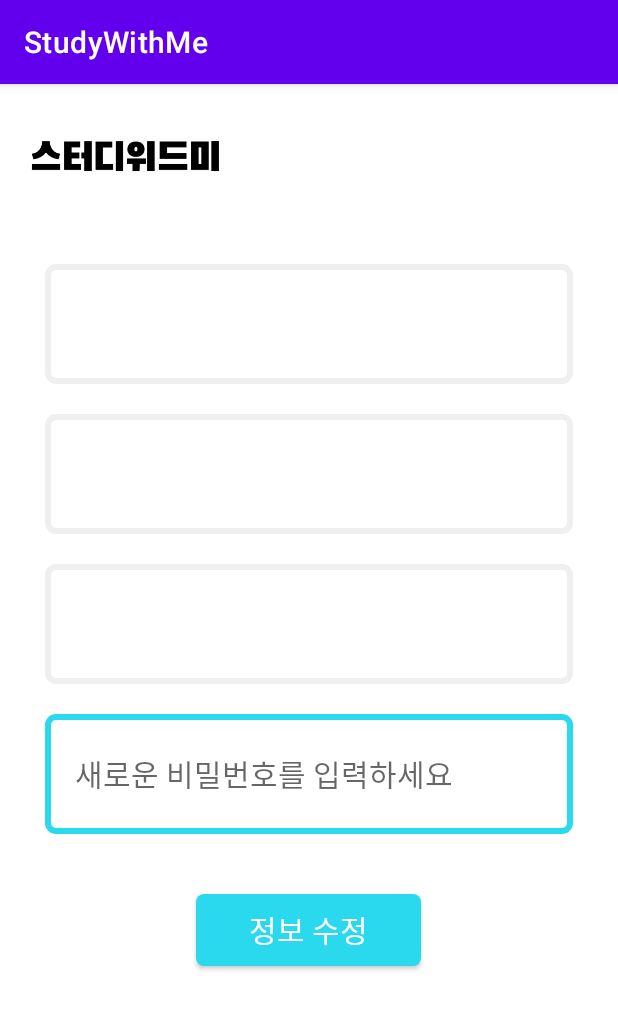
After one commit to Seong-A/StudyWithMe, an Android app: the ModifyUserInfoActivity screen opened directly, with no data from a screen before it, on a phone screen of 412 x 824 dp. The commit adds this screen. Shown: the top 1010 px of the screen. Run offline under Robolectric (Android 15) with nearby library versions, the phone set to English and light mode, and no system bars; our stand-ins replace Firebase (no records; nobody signed in at launch, a user with empty details on screens opened directly).

Commit message:
Mypage, Modify User Info, Reservation List

```diff
--- a/app/src/main/java/com/example/studywithme/LoginSuccessActivity.java
+++ b/app/src/main/java/com/example/studywithme/LoginSuccessActivity.java
@@ -4,6 +4,7 @@ import androidx.annotation.NonNull;
 import androidx.appcompat.app.ActionBar;
 import androidx.appcompat.app.AppCompatActivity;
 
+import android.app.Activity;
 import android.content.Intent;
 import android.os.Bundle;
 import android.text.Spannable;
@@ -84,6 +85,8 @@ public class LoginSuccessActivity extends AppCompatActivity {
                                 startActivity(infoIntent);
                                 break;
                             case R.id.mypage:
+                                Intent mypageIntent = new Intent(LoginSuccessActivity.this, MypageActivity.class);
+                                startActivity(mypageIntent);
                                 break;
                         }
                         return true;
--- /dev/null
+++ b/app/src/main/java/com/example/studywithme/ModifyUserInfoActivity.java
@@ -0,0 +1,148 @@
+package com.example.studywithme;
+
+import android.content.Intent;
+import android.os.Bundle;
+import android.view.View;
+import android.widget.Button;
+import android.widget.EditText;
+import android.widget.TextView;
+import android.widget.Toast;
+
+import androidx.annotation.NonNull;
+import androidx.appcompat.app.AppCompatActivity;
+
+import com.google.android.gms.tasks.OnCompleteListener;
+import com.google.android.gms.tasks.Task;
+import com.google.firebase.auth.FirebaseAuth;
+import com.google.firebase.auth.FirebaseUser;
+import com.google.firebase.database.DataSnapshot;
+import com.google.firebase.database.DatabaseError;
+import com.google.firebase.database.DatabaseReference;
+import com.google.firebase.database.FirebaseDatabase;
+import com.google.firebase.database.ValueEventListener;
+
+public class ModifyUserInfoActivity extends AppCompatActivity {
+
+    private FirebaseAuth firebaseAuth;
+    private DatabaseReference databaseReference;
+
+    private EditText editTextName;
+    private TextView userEmailTextView;
+    private EditText editTextPhone;
+    private EditText editTextNewPassword;
+    private Button btnSaveChanges;
+
+    @Override
+    protected void onCreate(Bundle savedInstanceState) {
+        super.onCreate(savedInstanceState);
+        setContentView(R.layout.activity_modify_user);
+
+        firebaseAuth = FirebaseAuth.getInstance();
+        databaseReference = FirebaseDatabase.getInstance().getReference();
+
+        editTextName = findViewById(R.id.user_name);
+        userEmailTextView = findViewById(R.id.user_email);
+        editTextPhone = findViewById(R.id.user_phone);
+        editTextNewPassword = findViewById(R.id.new_password);
+        btnSaveChanges = findViewById(R.id.btnSaveChanges);
+
+        // 로고
+        findViewById(R.id.logo).setOnClickListener(new View.OnClickListener() {
+            @Override
+            public void onClick(View v) {
+                Intent intent = new Intent(ModifyUserInfoActivity.this, LoginSuccessActivity.class);
+                startActivity(intent);
+            }
+        });
+
+        // 수정 내용 저장 버튼
+        btnSaveChanges.setOnClickListener(new View.OnClickListener() {
+            @Override
+            public void onClick(View v) {
+                saveChanges();
+            }
+        });
+
+        checkAndUpdateUserInfo();
+    }
+
+    // 사용자 정보 불러오기
+    private void checkAndUpdateUserInfo() {
+        FirebaseUser user = firebaseAuth.getCurrentUser();
+        if (user != null) {
+            String uid = user.getUid();
+
+            databaseReference.child("users").child(uid).addListenerForSingleValueEvent(new ValueEventListener() {
+                @Override
+                public void onDataChange(@NonNull DataSnapshot dataSnapshot) {
+                    if (dataSnapshot.exists()) {
+                        try {
+                            String name = dataSnapshot.child("name").getValue(String.class);
+                            String email = dataSnapshot.child("email").getValue(String.class);
+                            String phone = dataSnapshot.child("phone").getValue(String.class);
+
+                            if (name != null) {
+                                editTextName.setText(name);
+                            }
+
+                            if (email != null) {
+                                userEmailTextView.setText(email);
+                            }
+
+                            if (phone != null) {
+                                editTextPhone.setText(phone);
+                            }
+                        } catch (Exception e) {
+                            e.printStackTrace();
+                            Toast.makeText(ModifyUserInfoActivity.this, "데이터를 읽는 중 오류가 발생했습니다.", Toast.LENGTH_SHORT).show();
+                        }
+                    }
+                }
+
+                @Override
+                public void onCancelled(@NonNull DatabaseError databaseError) {
+                    Toast.makeText(ModifyUserInfoActivity.this, "사용자 데이터를 가져오는 데 실패했습니다.", Toast.LENGTH_SHORT).show();
+                }
+            });
+        }
+    }
+
+    // 사용자 정보 수정내용 저장
+    private void saveChanges() {
+        FirebaseUser user = firebaseAuth.getCurrentUser();
+        if (user != null) {
+            String uid = user.getUid();
+            String newName = editTextName.getText().toString().trim();
+            String newPassword = editTextNewPassword.getText().toString().trim();
+            String newPhone = editTextPhone.getText().toString().trim();
+
+            try {
+                if (!newName.isEmpty()) {
+                    databaseReference.child("users").child(uid).child("name").setValue(newName);
+                }
+
+                if (!newPassword.isEmpty()) {
+                    user.updatePassword(newPassword).addOnCompleteListener(new OnCompleteListener<Void>() {
+                        @Override
+                        public void onComplete(@NonNull Task<Void> task) {
+                            if (task.isSuccessful()) {
+                                Toast.makeText(ModifyUserInfoActivity.this, "비밀번호가 성공적으로 업데이트되었습니다.", Toast.LENGTH_SHORT).show();
+                            } else {
+                                Toast.makeText(ModifyUserInfoActivity.this, "비밀번호 업데이트 실패", Toast.LENGTH_SHORT).show();
+                            }
+                        }
+                    });
+                }
+
+                if (!newPhone.isEmpty()) {
+                    databaseReference.child("users").child(uid).child("phone").setValue(newPhone);
+                }
+
+                Toast.makeText(ModifyUserInfoActivity.this, "변경 사항이 성공적으로 저장되었습니다.", Toast.LENGTH_SHORT).show();
+            } catch (Exception e) {
+                e.printStackTrace();
+                Toast.makeText(ModifyUserInfoActivity.this, "변경 사항을 저장하는 중 오류가 발생했습니다.", Toast.LENGTH_SHORT).show();
+            }
+        }
+    }
+}
--- /dev/null
+++ b/app/src/main/res/layout/activity_modify_user.xml
@@ -0,0 +1,100 @@
+<?xml version="1.0" encoding="utf-8"?>
+<androidx.constraintlayout.widget.ConstraintLayout xmlns:android="http://schemas.android.com/apk/res/android"
+    xmlns:app="http://schemas.android.com/apk/res-auto"
+    xmlns:tools="http://schemas.android.com/tools"
+    android:layout_width="match_parent"
+    android:layout_height="match_parent">
+
+    <LinearLayout
+        app:layout_constraintTop_toTopOf="parent"
+        android:layout_width="match_parent"
+        android:layout_height="wrap_content"
+        android:orientation="horizontal">
+
+        <ImageView
+            android:id="@+id/logo"
+            android:layout_width="140dp"
+            android:layout_height="70dp"
+            android:layout_margin="14dp"
+            app:srcCompat="@drawable/logo" />
+
+    </LinearLayout>
+
+    <LinearLayout
+        android:layout_width="match_parent"
+        android:layout_height="match_parent"
+        android:orientation="vertical"
+        tools:layout_editor_absoluteX="0dp"
+        tools:layout_editor_absoluteY="0dp">
+
+        <EditText
+            android:id="@+id/user_name"
+            android:layout_width="match_parent"
+            android:layout_height="80dp"
+            android:layout_marginStart="30dp"
+            android:layout_marginEnd="30dp"
+            android:layout_marginTop="120dp"
+            android:layout_marginBottom="20dp"
+            android:background="@drawable/edit_background_gray"
+            android:gravity="center_vertical"
+            android:textColor="@color/black"
+            android:textSize="23dp"
+            android:padding="20dp" />
+
+
+        <TextView
+            android:id="@+id/user_email"
+            android:layout_width="match_parent"
+            android:layout_height="80dp"
+            android:layout_marginStart="30dp"
+            android:layout_marginEnd="30dp"
+            android:layout_marginBottom="20dp"
+            android:background="@drawable/edit_background_gray"
+            android:gravity="center_vertical"
+            android:textColor="@color/black"
+            android:textSize="23dp"
+            android:padding="20dp" />
+
+        <EditText
+            android:id="@+id/user_phone"
+            android:layout_width="match_parent"
+            android:layout_height="80dp"
+            android:layout_marginStart="30dp"
+            android:layout_marginEnd="30dp"
+            android:layout_marginBottom="20dp"
+            android:background="@drawable/edit_background_gray"
+            android:gravity="center_vertical"
+            android:textColor="@color/black"
+            android:textSize="23dp"
+            android:padding="20dp" />
+
+        <EditText
+            android:id="@+id/new_password"
+            android:layout_width="match_parent"
+            android:layout_height="80dp"
+            android:layout_marginStart="30dp"
+            android:layout_marginEnd="30dp"
+            android:layout_marginBottom="20dp"
+            android:background="@drawable/edit_background_blue"
+            android:gravity="center_vertical"
+            android:textColor="@color/blue"
+            android:textSize="20dp"
+            android:inputType="textPassword"
+            android:hint="새로운 비밀번호를 입력하세요"
+            android:padding="20dp" />
+
+        <androidx.appcompat.widget.AppCompatButton
+            android:id="@+id/btnSaveChanges"
+            android:layout_width="150dp"
+            android:layout_height="wrap_content"
+            android:layout_marginTop="20dp"
+            android:layout_gravity="center"
+            android:text="정보 수정"
+            android:textSize="20sp"
+            android:textColor="@color/white"
+            android:background="@drawable/btn_background" />
+
+
+    </LinearLayout>
+
+</androidx.constraintlayout.widget.ConstraintLayout>
```
Also changed, not shown: app/src/main/AndroidManifest.xml (+16 -0 lines), app/src/main/java/com/example/studywithme/MypageActivity.java (added, +109 -0 lines), app/src/main/java/com/example/studywithme/Reservation.java (added, +33 -0 lines), app/src/main/java/com/example/studywithme/ReservationListActivity.java (added, +137 -0 lines), app/src/main/res/drawable/edit_background_bluewhite.xml (added, +8 -0 lines), app/src/main/res/layout/activity_mypage.xml (added, +92 -0 lines), app/src/main/res/layout/activity_reservation_list.xml (added, +55 -0 lines).
